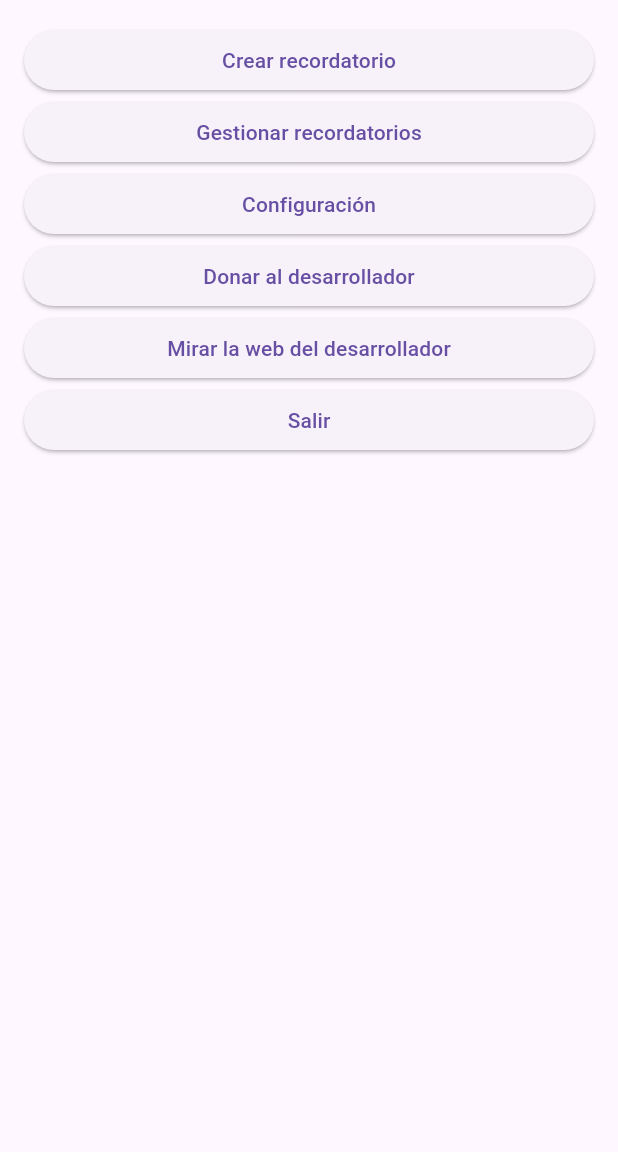
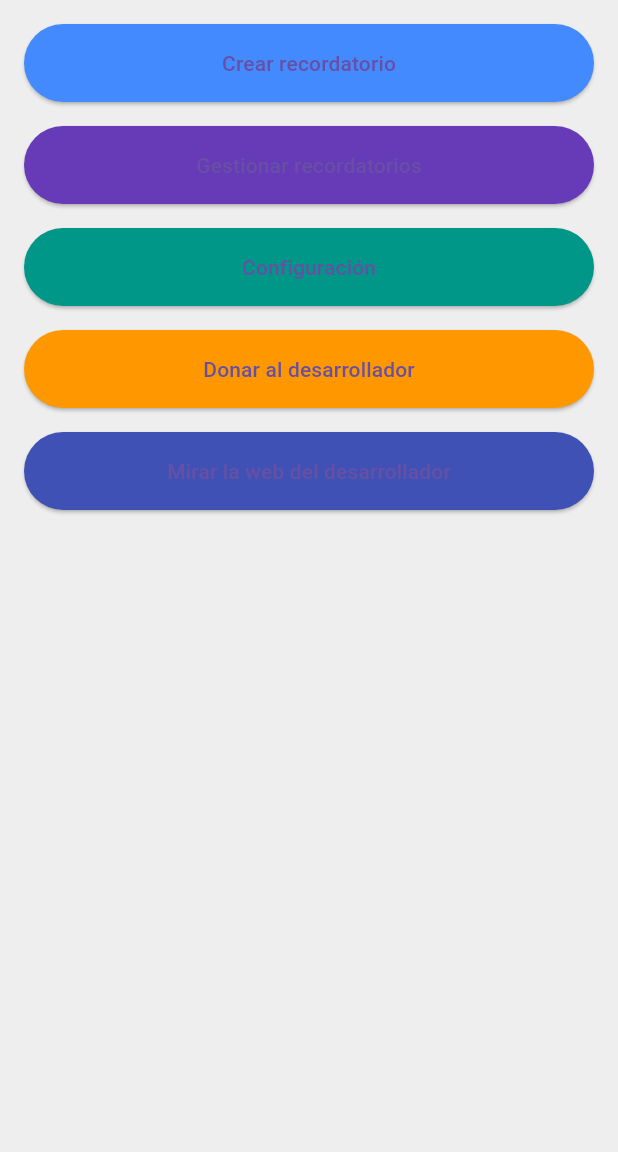
Before and after one commit to rayo-alcantar/mindKeeper, a Flutter app: the screen it shows after launch, on a phone screen of 412 x 824 dp, the part 84-1236 px from its top. Run offline on Flutter 3.47's test engine with Material 3 defaults, Android fonts, the phone set to English and light mode, and no system bars; our stand-ins replace file_picker, flutter_local_notifications, permission_handler, shared_preferences, timezone.

Commit message:
se corrige la interfaz principal

```diff
--- a/lib/screens/home_screen.dart
+++ b/lib/screens/home_screen.dart
@@ -1,4 +1,4 @@
-//lib/screens/home_screen.dart
+// lib/screens/home_screen.dart
 import 'package:flutter/material.dart';
 import 'package:url_launcher/url_launcher.dart';
 
@@ -7,7 +7,6 @@ class HomeScreen extends StatelessWidget {
   Future<void> _openUrl(BuildContext context, String urlString) async {
     final Uri url = Uri.parse(urlString);
     if (await canLaunchUrl(url)) {
-      // Se abre la URL en una aplicación externa.
       await launchUrl(url, mode: LaunchMode.externalApplication);
     } else {
       ScaffoldMessenger.of(context).showSnackBar(
@@ -16,55 +15,75 @@ class HomeScreen extends StatelessWidget {
     }
   }
 
-  // Función para salir de la aplicación.
-  void _exitApp(BuildContext context) {
-    Navigator.of(context).pop();
-  }
-
   @override
   Widget build(BuildContext context) {
     return Scaffold(
+      // Se asigna un fondo con color personalizado
+      backgroundColor: Colors.grey.shade200,
       appBar: AppBar(
         title: Text('MindKeeper'),
       ),
       body: ListView(
         padding: EdgeInsets.all(16.0),
         children: [
+          // Botón para Crear recordatorio
           ElevatedButton(
+            style: ElevatedButton.styleFrom(
+              backgroundColor: Colors.blueAccent,
+              padding: EdgeInsets.symmetric(vertical: 16.0),
+            ),
             onPressed: () {
               Navigator.pushNamed(context, '/create');
             },
             child: Text('Crear recordatorio'),
           ),
+          SizedBox(height: 16),
+          // Botón para Gestionar recordatorios
           ElevatedButton(
+            style: ElevatedButton.styleFrom(
+              backgroundColor: Colors.deepPurple,
+              padding: EdgeInsets.symmetric(vertical: 16.0),
+            ),
             onPressed: () {
               Navigator.pushNamed(context, '/manage');
             },
             child: Text('Gestionar recordatorios'),
           ),
+          SizedBox(height: 16),
+          // Botón para Configuración
           ElevatedButton(
+            style: ElevatedButton.styleFrom(
+              backgroundColor: Colors.teal,
+              padding: EdgeInsets.symmetric(vertical: 16.0),
+            ),
             onPressed: () {
               Navigator.pushNamed(context, '/config');
             },
             child: Text('Configuración'),
           ),
+          SizedBox(height: 16),
+          // Botón para Donar al desarrollador
           ElevatedButton(
+            style: ElevatedButton.styleFrom(
+              backgroundColor: Colors.orange,
+              padding: EdgeInsets.symmetric(vertical: 16.0),
+            ),
             onPressed: () {
               _openUrl(context, 'https://paypal.me/rayoalcantar?country.x=MX&locale.x=es_XC');
             },
             child: Text('Donar al desarrollador'),
           ),
+          SizedBox(height: 16),
+          // Botón para Mirar la web del desarrollador
           ElevatedButton(
+            style: ElevatedButton.styleFrom(
+              backgroundColor: Colors.indigo,
+              padding: EdgeInsets.symmetric(vertical: 16.0),
+            ),
             onPressed: () {
               _openUrl(context, 'https://rayoscompany.com/');
             },
             child: Text('Mirar la web del desarrollador'),
-          ),
-          ElevatedButton(
-            onPressed: () {
-              _exitApp(context);
-            },
-            child: Text('Salir'),
           ),
         ],
       ),
```
